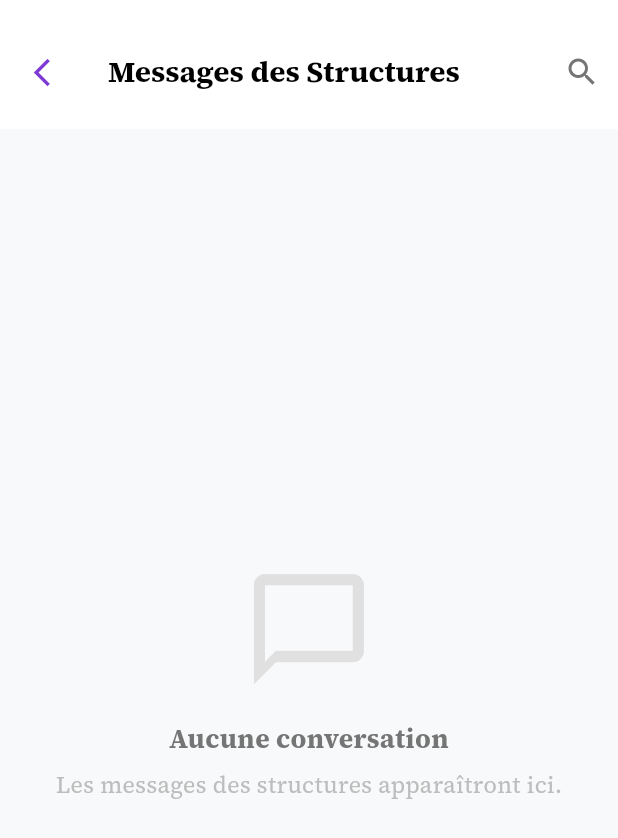
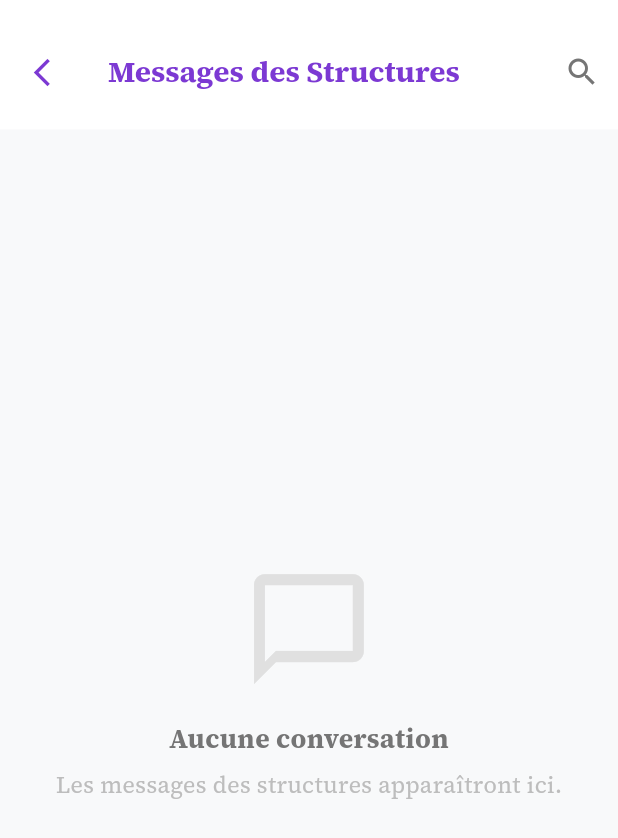
Before and after one commit to kabyrNdiaye/arsFrontend, a Flutter app: the AdminChatListScreen screen opened directly, on a phone screen of 412 x 824 dp. Shown: the top 838 px of the screen. Run offline on Flutter 3.47's test engine with Material 3 defaults, Android fonts, the phone set to English and light mode, and no system bars; our stand-ins replace audioplayers, connectivity_plus, contacts_service, file_picker, flutter_local_notifications, flutter_screenutil and 11 more; missing offline and left inert: dart:html, dart:ui_web, flutter_pdfview; accounts and stored records are empty; network calls fail.

Commit message:
UI Fix: Change Admin Chat AppBars text color to purple instead of black

```diff
--- a/lib/screens/admin_screen/admin_chat_list_screen.dart
+++ b/lib/screens/admin_screen/admin_chat_list_screen.dart
@@ -112,7 +112,7 @@ class _AdminChatListScreenState extends State<AdminChatListScreen> {
                   style: getSourceSerifProStyle(
                     fontSize: 18.sp,
                     fontWeight: FontWeight.bold,
-                    color: Colors.black,
+                    color: _adminPurple,
                   ),
                 ),
         ),
--- a/lib/screens/admin_screen/admin_mission_chat_screen.dart
+++ b/lib/screens/admin_screen/admin_mission_chat_screen.dart
@@ -219,7 +219,7 @@ class AdminMissionChatScreen extends StatefulWidget {
                 style: getSourceSerifProStyle(
                   fontSize: 16.sp,
                   fontWeight: FontWeight.bold,
-                  color: Colors.black,
+                  color: _adminPurple,
                 ),
               ),
               if (_allMissions.length > 1)
```
